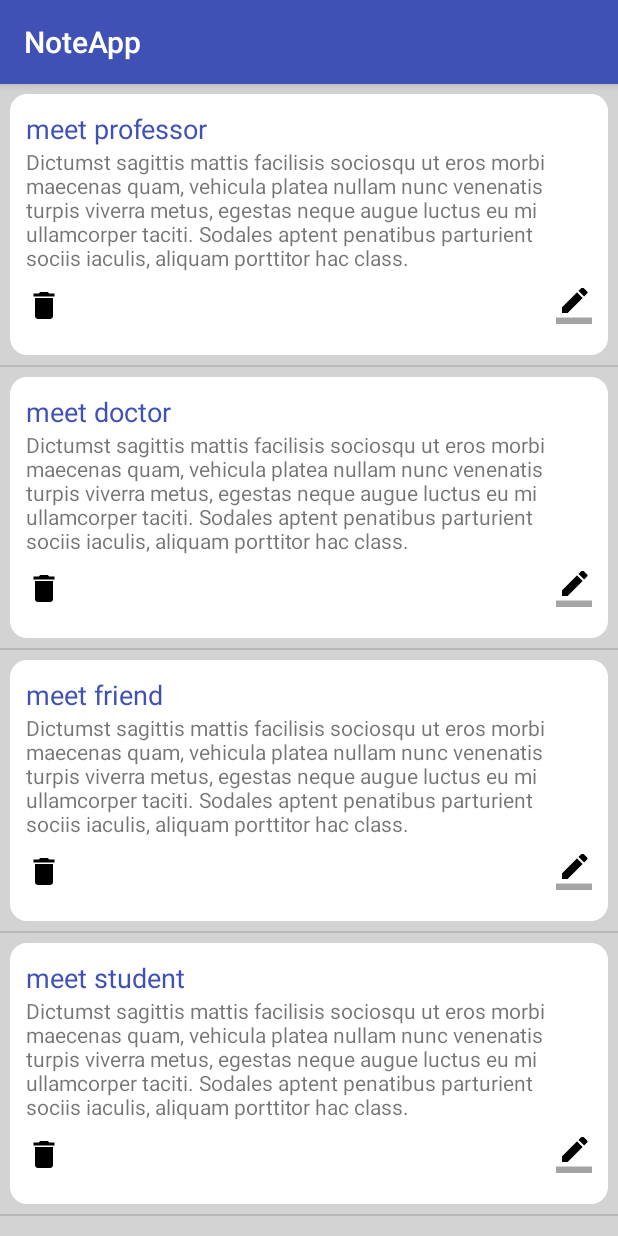
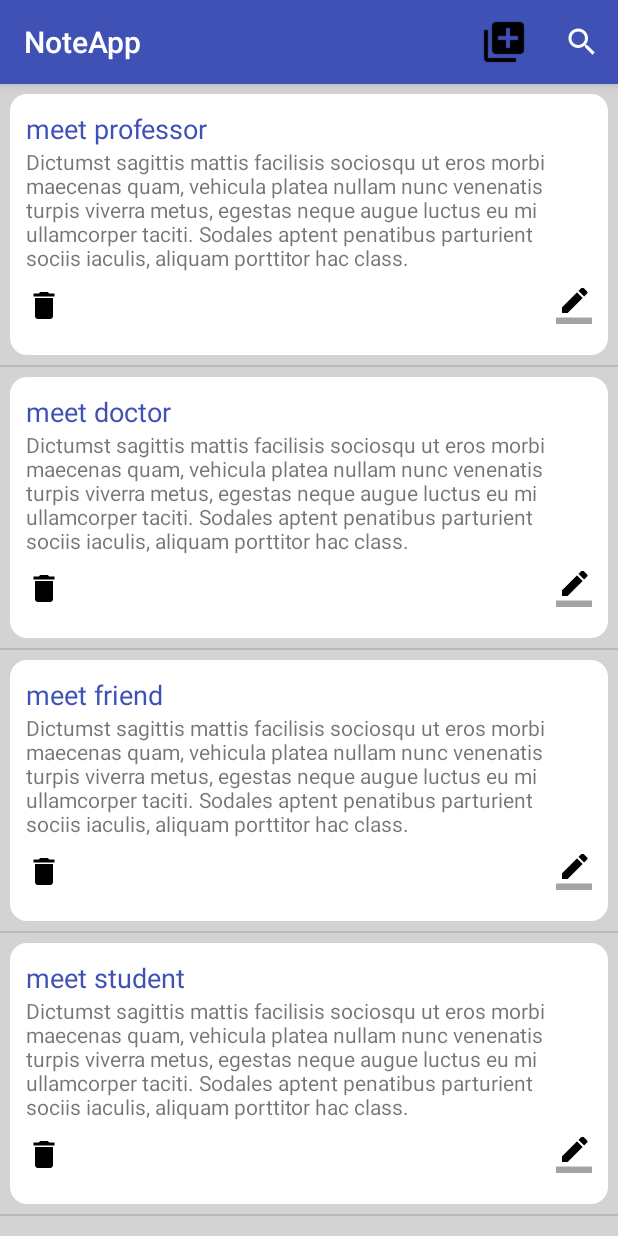
Before and after one commit to dev-tam/NoteApp, an Android app: the screen it shows after launch (MainActivity), on a phone screen of 412 x 824 dp. Run offline under Robolectric (Android 15) with nearby library versions, the phone set to English and light mode, and no system bars.

Commit message:
add and search menu item

```diff
--- a/app/src/main/java/net/torora/jtam/noteapp/AddNote.kt
+++ b/app/src/main/java/net/torora/jtam/noteapp/AddNote.kt
@@ -2,6 +2,7 @@ package net.torora.jtam.noteapp
 
 import android.support.v7.app.AppCompatActivity
 import android.os.Bundle
+import android.view.View
 
 class AddNote : AppCompatActivity() {
 
@@ -9,4 +10,7 @@ class AddNote : AppCompatActivity() {
         super.onCreate(savedInstanceState)
         setContentView(R.layout.activity_add_note)
     }
+    fun buAdd(view: View){
+        finish()
+    }
 }
--- a/app/src/main/java/net/torora/jtam/noteapp/MainActivity.kt
+++ b/app/src/main/java/net/torora/jtam/noteapp/MainActivity.kt
@@ -1,10 +1,17 @@
 package net.torora.jtam.noteapp
 
+import android.app.SearchManager
+import android.content.Context
+import android.content.Intent
 import android.support.v7.app.AppCompatActivity
 import android.os.Bundle
+import android.view.Menu
+import android.view.MenuItem
 import android.view.View
 import android.view.ViewGroup
 import android.widget.BaseAdapter
+import android.widget.SearchView
+import android.widget.Toast
 import kotlinx.android.synthetic.main.activity_main.*
 import kotlinx.android.synthetic.main.ticket.view.*
 
@@ -22,6 +29,39 @@ class MainActivity : AppCompatActivity() {
 
         var myNotesAdapter=MyNotesAdapter(listNotes)
         lvNotes.adapter=myNotesAdapter
+    }
+
+    override fun onCreateOptionsMenu(menu: Menu?): Boolean {
+        menuInflater.inflate(R.menu.main_menu,menu)
+        val searchView = menu!!.findItem(R.id.app_bar_search).actionView as SearchView
+        val sm = getSystemService(Context.SEARCH_SERVICE) as SearchManager
+        searchView.setSearchableInfo(sm.getSearchableInfo(componentName))
+        searchView.setOnQueryTextListener(object: SearchView.OnQueryTextListener{
+            override fun onQueryTextSubmit(query: String?): Boolean {
+                Toast.makeText(applicationContext, query, Toast.LENGTH_LONG).show()
+                // Todo: search database
+                return false
+            }
+
+            override fun onQueryTextChange(newText: String?): Boolean {
+                return false
+            }
+        })
+
+        return super.onCreateOptionsMenu(menu)
+    }
+
+    override fun onOptionsItemSelected(item: MenuItem?): Boolean {
+        if (item != null) {
+            when(item.itemId){
+                R.id.add_note->{
+                    //go to add note page
+                    var intent= Intent(this, AddNote::class.java)
+                    startActivity(intent)
+                }
+            }
+        }
+        return super.onOptionsItemSelected(item)
     }
 
     inner class MyNotesAdapter:BaseAdapter{
--- /dev/null
+++ b/app/src/main/res/drawable/ic_search_black_24dp.xml
@@ -0,0 +1,9 @@
+<vector xmlns:android="http://schemas.android.com/apk/res/android"
+        android:width="24dp"
+        android:height="24dp"
+        android:viewportWidth="24.0"
+        android:viewportHeight="24.0">
+    <path
+        android:fillColor="#FF000000"
+        android:pathData="M15.5,14h-0.79l-0.28,-0.27C15.41,12.59 16,11.11 16,9.5 16,5.91 13.09,3 9.5,3S3,5.91 3,9.5 5.91,16 9.5,16c1.61,0 3.09,-0.59 4.23,-1.57l0.27,0.28v0.79l5,4.99L20.49,19l-4.99,-5zM9.5,14C7.01,14 5,11.99 5,9.5S7.01,5 9.5,5 14,7.01 14,9.5 11.99,14 9.5,14z"/>
+</vector>
--- a/app/src/main/res/layout/activity_add_note.xml
+++ b/app/src/main/res/layout/activity_add_note.xml
@@ -44,6 +44,7 @@
         android:layout_marginEnd="8dp"
         android:layout_marginStart="8dp"
         android:background="@drawable/bublue_color"
+        android:onClick="buAdd"
         android:text="Add Note"
         android:textSize="18sp"
         app:layout_constraintBottom_toBottomOf="parent"
--- /dev/null
+++ b/app/src/main/res/menu/main_menu.xml
@@ -0,0 +1,16 @@
+<?xml version="1.0" encoding="utf-8"?>
+<menu xmlns:app="http://schemas.android.com/apk/res-auto"
+    xmlns:android="http://schemas.android.com/apk/res/android">
+
+    <item
+        android:id="@+id/add_note"
+        android:icon="@drawable/ic_library_add_black_24dp"
+        android:title="Add"
+        app:showAsAction="ifRoom" />
+    <item
+        android:id="@+id/app_bar_search"
+        android:icon="@drawable/ic_search_black_24dp"
+        android:title="Search"
+        app:showAsAction="always"
+        app:actionViewClass="android.widget.SearchView"/>
+</menu>
```
Also changed, not shown: app/src/main/res/drawable/ic_library_add_black_24dp.png (added).
